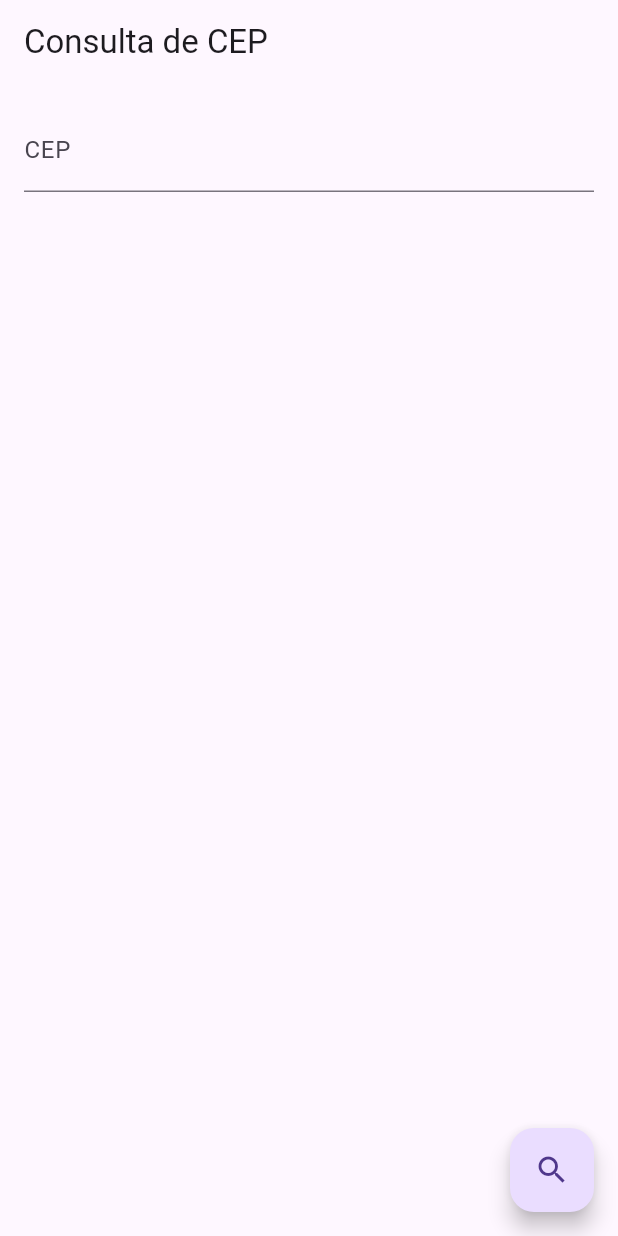
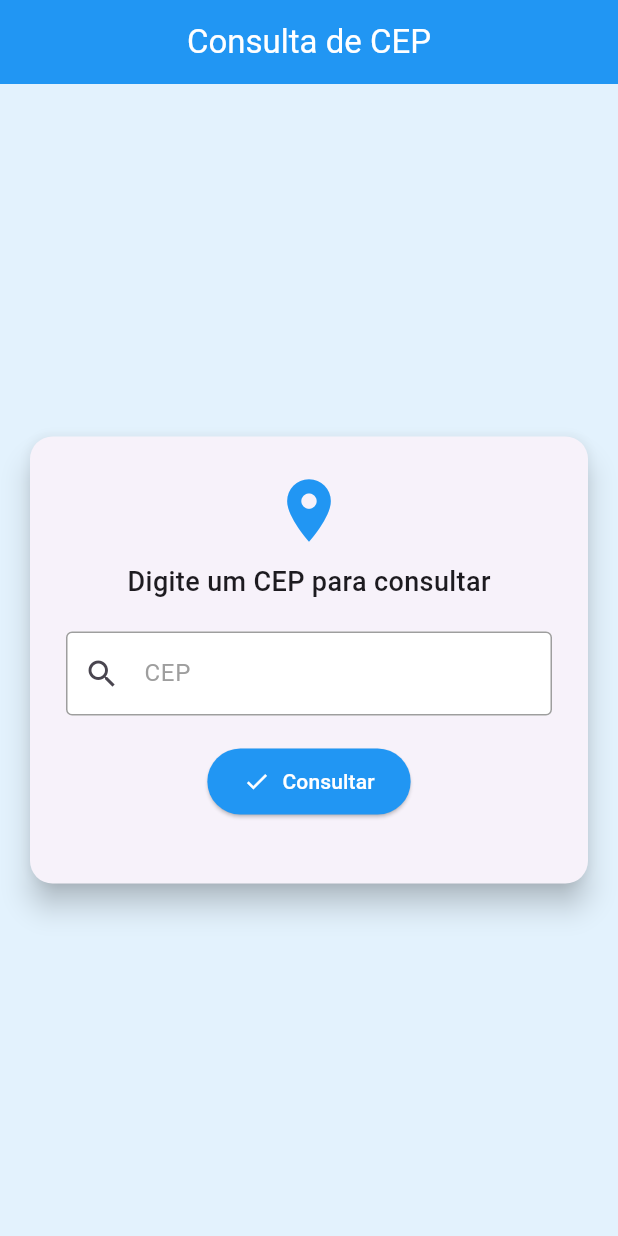
Before and after one commit to NataDias04/AppConsultaCEP, a Flutter app: the screen it shows after launch, on a phone screen of 412 x 824 dp. Run offline on Flutter 3.47's test engine with Material 3 defaults, Android fonts, the light colour scheme and no system bars.

Commit message:
feature final

```diff
--- a/lib/main.dart
+++ b/lib/main.dart
@@ -1,89 +1,156 @@
 import 'package:flutter/material.dart';
-import 'models/result_cep.dart';
-import 'services/via_cep_service.dart';
+import 'models/resultado_cep.dart';
+import 'services/servico_via_cep.dart';
 
 void main() {
-  runApp(ConsultaCepApp());
+  runApp(AppConsultaCep());
 }
 
-class ConsultaCepApp extends StatelessWidget {
+class AppConsultaCep extends StatelessWidget {
   @override
   Widget build(BuildContext context) {
     return MaterialApp(
       title: 'Consulta de CEP',
       theme: ThemeData(
         primarySwatch: Colors.blue,
+        textTheme: TextTheme(
+          bodyMedium: TextStyle(fontSize: 16),
         ),
-      home: ConsultaCepPage(),
+      ),
+      home: PaginaConsultaCep(),
       debugShowCheckedModeBanner: false,
     );
   }
 }
 
-class ConsultaCepPage extends StatefulWidget {
+class PaginaConsultaCep extends StatefulWidget {
   @override
-  _ConsultaCepPageState createState() => _ConsultaCepPageState();
+  _EstadoPaginaConsultaCep createState() => _EstadoPaginaConsultaCep();
 }
 
-class _ConsultaCepPageState extends State<ConsultaCepPage> {
-  final TextEditingController _cepController = TextEditingController();
-  final ViaCepService _viaCepService = ViaCepService();
-  String _resultado = '';
+class _EstadoPaginaConsultaCep extends State<PaginaConsultaCep> {
+  final TextEditingController _controladorCep = TextEditingController();
+  final ServicoViaCep _servicoViaCep = ServicoViaCep();
+  ResultadoCep? _resultadoCep;
+  String _mensagemErro = '';
 
-  void _buscarCep() async {
-    final cep = _cepController.text.trim();
+  void _consultarCep() async {
+    setState(() {
+      _mensagemErro = '';
+      _resultadoCep = null;
+    });
+
+    final cep = _controladorCep.text.trim();
 
     if (cep.isEmpty) {
       setState(() {
-        _resultado = 'Por favor, informe um CEP válido.';
+        _mensagemErro = 'Informe um CEP válido.';
       });
       return;
     }
 
-    final result = await _viaCepService.buscarCep(cep);
+    final resultado = await _servicoViaCep.buscarCep(cep);
 
-    if (result != null) {
+    if (resultado != null) {
       setState(() {
-        _resultado =
-            '${result.logradouro}, ${result.bairro}, ${result.localidade} - ${result.uf}';
+        _resultadoCep = resultado;
       });
     } else {
       setState(() {
-        _resultado = 'CEP não encontrado ou inválido.';
+        _mensagemErro = 'CEP não encontrado ou inválido.';
       });
     }
+  }
+
+  Widget _buildResultado() {
+    if (_resultadoCep != null) {
+      return Column(
+        crossAxisAlignment: CrossAxisAlignment.start,
+        children: [
+          Divider(),
+          Text('Logradouro: ${_resultadoCep!.logradouro}'),
+          Text('Bairro: ${_resultadoCep!.bairro}'),
+          Text('Cidade: ${_resultadoCep!.localidade}'),
+          Text('Estado: ${_resultadoCep!.uf}'),
+        ],
+      );
+    } else if (_mensagemErro.isNotEmpty) {
+      return Padding(
+        padding: const EdgeInsets.only(top: 16),
+        child: Text(
+          _mensagemErro,
+          style: TextStyle(color: Colors.red),
+        ),
+      );
+    }
+    return SizedBox.shrink();
   }
 
   @override
   Widget build(BuildContext context) {
     return Scaffold(
+      backgroundColor: Colors.blue[50],
       appBar: AppBar(
-        title: Text('Consulta de CEP'),
+        title: Text('Consulta de CEP',
+        style: TextStyle(color: Colors.white),),
+        centerTitle: true,
+        backgroundColor: Colors.blue,
+
+        iconTheme: IconThemeData(color: Colors.white),
       ),
-      body: Padding(
-        padding: EdgeInsets.all(16.0),
+      body: Center(
+        child: Card(
+          margin: EdgeInsets.all(20),
+          elevation: 8,
+          shape: RoundedRectangleBorder(borderRadius: BorderRadius.circular(15)),
+          child: Padding(
+            padding: EdgeInsets.all(24),
             child: Column(
+              mainAxisSize: MainAxisSize.min,
               children: [
+                Icon(Icons.location_on, size: 50, color: Colors.blue),
+                SizedBox(height: 10),
+                Text(
+                  'Digite um CEP para consultar',
+                  style: TextStyle(fontSize: 18, fontWeight: FontWeight.w500),
+                ),
+                SizedBox(height: 20),
                 TextField(
-              controller: _cepController,
+                  controller: _controladorCep,
                   keyboardType: TextInputType.number,
                   decoration: InputDecoration(
                     labelText: 'CEP',
-                border: UnderlineInputBorder(),
+                    labelStyle: TextStyle(color: Colors.grey),
+                    filled: true,
+                    fillColor: Colors.white,
+                    border: OutlineInputBorder(),
+                    focusedBorder: OutlineInputBorder(
+                     borderSide: BorderSide(color: Colors.blue, width: 2),
+                    ),
+                    enabledBorder: OutlineInputBorder(
+                      borderSide: BorderSide(color: Colors.grey, width: 1),
+                    ),
+                    prefixIcon: Icon(Icons.search),
                   ),
                 ),
                 SizedBox(height: 20),
-            Text(
-              _resultado,
-              textAlign: TextAlign.center,
-              style: TextStyle(fontSize: 16),
+                ElevatedButton.icon(
+                  icon: Icon(Icons.check,
+                  color:Colors.white),
+                  label: Text('Consultar',
+                  style: TextStyle(color: Colors.white),),
+                  style: ElevatedButton.styleFrom(
+                    backgroundColor: Colors.blue,
+                    padding: EdgeInsets.symmetric(horizontal: 24, vertical: 12),
                   ),
+                  onPressed: _consultarCep,
+                ),
+                SizedBox(height: 20),
+                _buildResultado(),
               ],
             ),
           ),
-      floatingActionButton: FloatingActionButton(
-        onPressed: _buscarCep,
-        child: Icon(Icons.search),
+        ),
       ),
     );
   }
```
Lines whose indentation alone changed are shown as unchanged.
